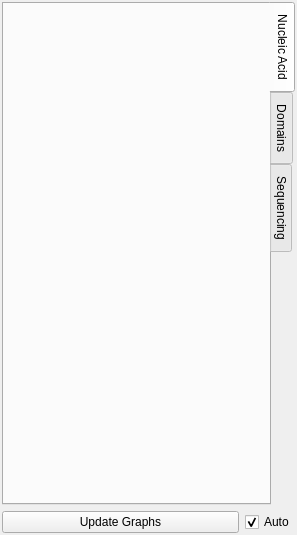
This is ui/panels/config/panel.ui in NATuG3/NATuG3 as Qt 5 draws it before an edit. The edited form follows.
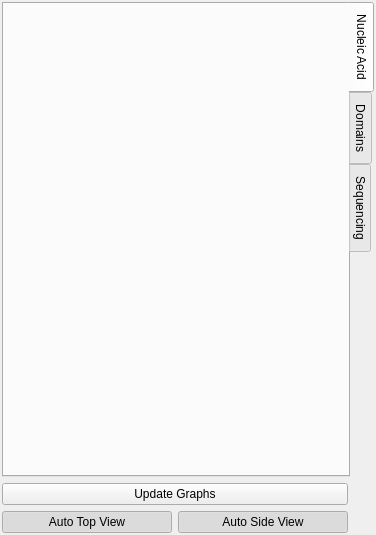
This is the edited form.

Commit message: Independent side and top view updating

```diff
--- a/ui/panels/config/panel.ui
+++ b/ui/panels/config/panel.ui
@@ -6,7 +6,7 @@
             <rect>
                 <x>0</x>
                 <y>0</y>
-                <width>297</width>
+    <width>376</width>
                 <height>535</height>
             </rect>
         </property>
@@ -74,8 +74,52 @@
             </item>
             <item>
                 <layout class="QGridLayout" name="gridLayout">
-                    <item row="0" column="0">
+     <item row="1" column="0">
+      <widget class="QPushButton" name="auto_update_top_view">
+       <property name="maximumSize">
+        <size>
+         <width>16777215</width>
+         <height>16777215</height>
+        </size>
+       </property>
+       <property name="text">
+        <string>Auto Top View</string>
+       </property>
+       <property name="checkable">
+        <bool>true</bool>
+       </property>
+       <property name="checked">
+        <bool>true</bool>
+       </property>
+      </widget>
+     </item>
+     <item row="1" column="1">
+      <widget class="QPushButton" name="auto_update_side_view">
+       <property name="maximumSize">
+        <size>
+         <width>16777215</width>
+         <height>16777215</height>
+        </size>
+       </property>
+       <property name="text">
+        <string>Auto Side View</string>
+       </property>
+       <property name="checkable">
+        <bool>true</bool>
+       </property>
+       <property name="checked">
+        <bool>true</bool>
+       </property>
+      </widget>
+     </item>
+     <item row="0" column="0" colspan="2">
                         <widget class="QPushButton" name="update_graphs">
+       <property name="minimumSize">
+        <size>
+         <width>0</width>
+         <height>0</height>
+        </size>
+       </property>
                             <property name="toolTip">
                                 <string>Update graphs</string>
                             </property>
@@ -105,21 +149,21 @@
                             </property>
                         </widget>
                     </item>
-                    <item row="0" column="1">
-                        <widget class="QCheckBox" name="auto_update_graph">
-                            <property name="sizePolicy">
-                                <sizepolicy hsizetype="Fixed" vsizetype="Fixed">
-                                    <horstretch>0</horstretch>
-                                    <verstretch>0</verstretch>
-                                </sizepolicy>
-                            </property>
-                            <property name="text">
-                                <string>Auto</string>
-                            </property>
-                            <property name="checked">
-                                <bool>true</bool>
-                            </property>
-                        </widget>
+     <item row="0" column="3" rowspan="2">
+      <spacer name="horizontalSpacer">
+       <property name="orientation">
+        <enum>Qt::Horizontal</enum>
+       </property>
+       <property name="sizeType">
+        <enum>QSizePolicy::Fixed</enum>
+       </property>
+       <property name="sizeHint" stdset="0">
+        <size>
+         <width>26</width>
+         <height>20</height>
+        </size>
+       </property>
+      </spacer>
                     </item>
                 </layout>
             </item>
```
Lines whose indentation alone changed are shown as unchanged. The commit also changes 2 other files.
